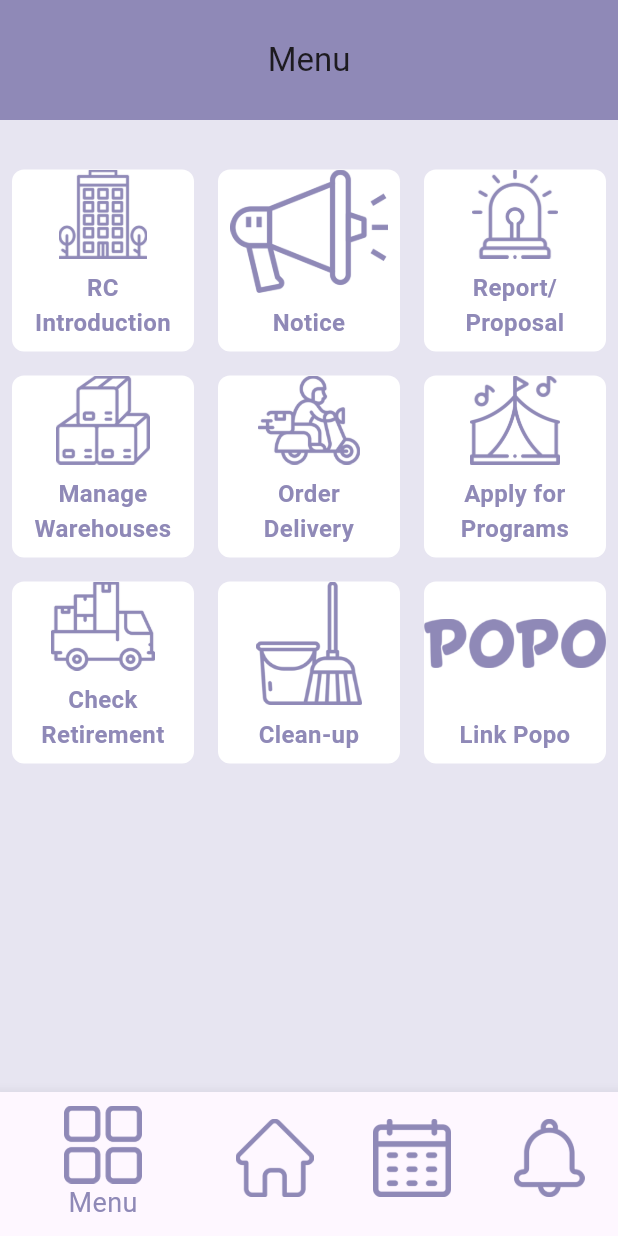
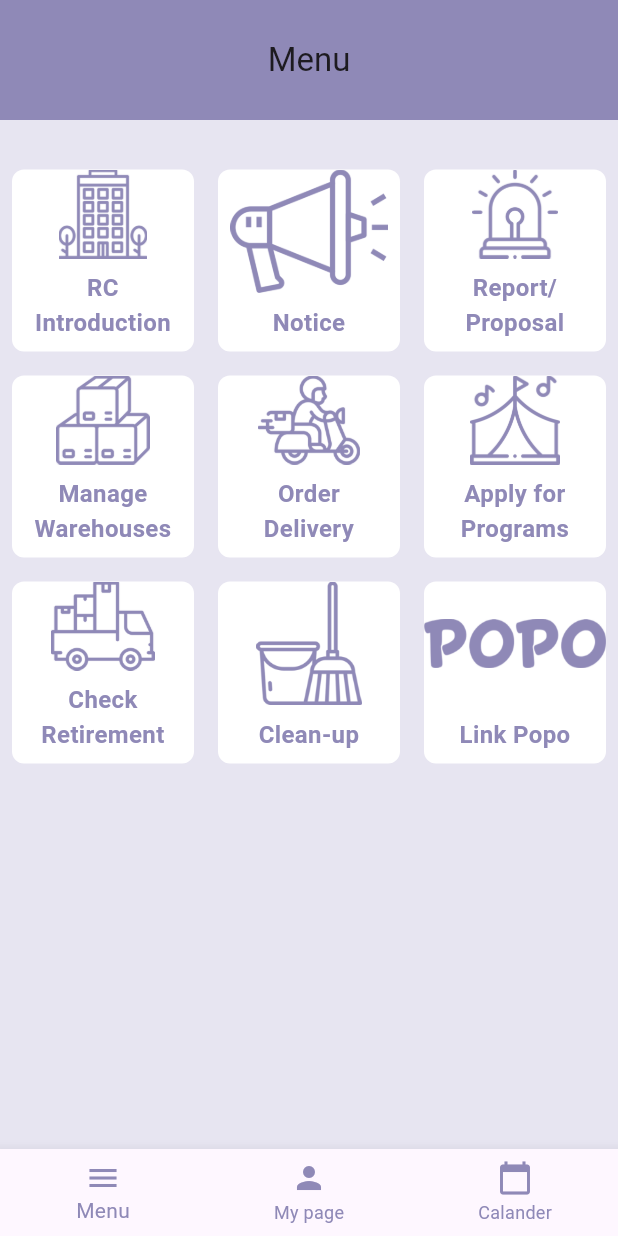
Before and after one commit to jjungnii/2023-UGRP, a Flutter app: the screen it shows after launch, on a phone screen of 412 x 824 dp. Run offline on Flutter 3.47's test engine with Material 3 defaults, Android fonts, the phone set to English and light mode, and no system bars; our stand-ins replace table_calendar.

Commit message:
하단바

```diff
--- a/lib/main.dart
+++ b/lib/main.dart
@@ -22,99 +22,74 @@ class NavigationScreen extends StatefulWidget {
 
 class _NavigationScreenState extends State<NavigationScreen> {
   int _currentIndex = 0;
-
-  final _navigatorKeys = [
-    GlobalKey<NavigatorState>(),
-    GlobalKey<NavigatorState>(),
-    GlobalKey<NavigatorState>(),
-    GlobalKey<NavigatorState>(),
-  ];
-  final List<String> _titles = [
-    'Menu',
-    'My Page',
-    'Schedule',
-    'Notification',
-  ];
   String _currentTitle = 'Menu';
+  final PageController _pageController = PageController();
+  final List<String> _titles = ['Menu','My Page', 'Calendar'];
+  void updateTitle(String title) {
+    setState(() {
+      _currentTitle = title;
+    });
+  }
 
   @override
   Widget build(BuildContext context) {
+    // _pages 리스트를 여기서 초기화합니다.
+    final List<Widget> _pages = [
+      HomeScreen(updateTitle: updateTitle), // updateTitle 함수를 전달합니다.
+      MyPage(),
+      ScheduleScreen(),
+      NotificationScreen(),
+    ];
+
     return Scaffold(
       appBar: AppBar(
-        title: Text(_currentTitle),
+        title: Text(_titles[_currentIndex]), // AppBar 제목 설정
         backgroundColor: Color(0xFF8f89b7),
         centerTitle: true,
         toolbarHeight: 80.0, // Increase the size of the top bar
       ),
-      body: Stack(
-        children: [
-          _buildOffstageNavigator(0, HomeScreen(updateTitle: updateTitle)),
-          _buildOffstageNavigator(1, MyPage()),
-          _buildOffstageNavigator(2, ScheduleScreen()), // Schedule screen now includes a calendar function
-          _buildOffstageNavigator(3, Text('Notification')),
-        ],
+      body: PageView(
+        controller: _pageController,
+        physics: NeverScrollableScrollPhysics(),
+        children: _pages,
       ),
       bottomNavigationBar: BottomNavigationBar(
-        onTap: onTabTapped,
+        selectedItemColor: Color(0xFF8f89b7),
+        unselectedItemColor: Color(0xFF8f89b7),
+        onTap: (int index) {
+          setState(() {
+            _currentIndex = index;
+            _pageController.jumpToPage(index); // 애니메이션 없이 페이지 변경
+          });
+        },
         currentIndex: _currentIndex,
-        selectedFontSize: 18, // Increase size for bottom bar items
-        unselectedFontSize: 16,
-        iconSize: 12.0,
-        selectedItemColor: Color(0xFF8f89b7),
-        unselectedItemColor: Colors.grey,
         items: [
           BottomNavigationBarItem(
-            icon: Image.asset('assets/images/menu.png', height: 52, width: 52),//Icon(Icons.menu),
+            icon: Icon(Icons.menu),
             label: 'Menu',
           ),
           BottomNavigationBarItem(
-            icon: Image.asset('assets/images/home.png',height: 52, width: 52),
-            label: 'My Page',
+            icon: Icon(Icons.person),
+            label: 'My page',
           ),
           BottomNavigationBarItem(
-            icon: Image.asset('assets/images/calendar.png', height: 52, width: 52),
-            label: 'Schedule',
+            icon: Icon(Icons.calendar_today),
+            label: 'Calander',
           ),
-          BottomNavigationBarItem(
-            icon: Image.asset('assets/images/notification.png', height: 52, width: 52),
-            label: 'Notification',
-          ),
+          // 여기에 추가 BottomNavigationBarItem들을 정의합니다.
         ],
+        // BottomNavigationBarItem 설정...
       ),
     );
   }
 
-  Widget _buildOffstageNavigator(int index, Widget child) {
-    return Offstage(
-      offstage: _currentIndex != index,
-
-      child: Navigator(
-        key: _navigatorKeys[index],
-        onGenerateRoute: (routeSettings) {
-          return MaterialPageRoute(
-            builder: (context) => child,
-          );
-        },
-      ),
-    );
+  @override
+  void dispose() {
+    _pageController.dispose();
+    super.dispose();
   }
-
-  void onTabTapped(int index) {
-    if (index == 0) {
-      _navigatorKeys[index].currentState?.popUntil((route) => route.isFirst);
-    }
-    setState(() {
-      _currentIndex = index;
-      _currentTitle = _titles[index];
-    });
-  }
-  void updateTitle(String title) {
-  setState(() {
-    _currentTitle = title;
-  });
 }
 
-}//navigation
 
 
 class HomeScreen extends StatelessWidget {
@@ -868,9 +843,6 @@ Widget _buildBoxedTile({
 //
 
 // ware house=============================
-
-
-
 class DetailScreen extends StatelessWidget {
   final String title;
 
@@ -1120,3 +1092,35 @@ class MyPage extends StatelessWidget {
     );
   }
 }
+
+//알림=============================================
+class NotificationScreen extends StatelessWidget {
+  @override
+  Widget build(BuildContext context) {
+    return Container(
+      child: Center(
+        child: Column(
+          mainAxisAlignment: MainAxisAlignment.center,
+          children: [
+            ElevatedButton(
+              onPressed: () {
+                showDatePicker(
+                  context: context,
+                  initialDate: DateTime.now(),
+                  firstDate: DateTime(2000),
+                  lastDate: DateTime(2101),
+                );
+              },
+              style: ElevatedButton.styleFrom(
+                primary: Color(0xFF8f89b7), // 연보라색
+                padding: EdgeInsets.symmetric(horizontal: 24.0, vertical: 16.0), // 크기 조절
+              ),
+              child: Text('Pick a date'),
+            ),
+            SizedBox(height: 8.0), // 버튼과 이미지 사이 여백 조절
+          ],
+        ),
+      ),
+    );
+  }
+}
```
